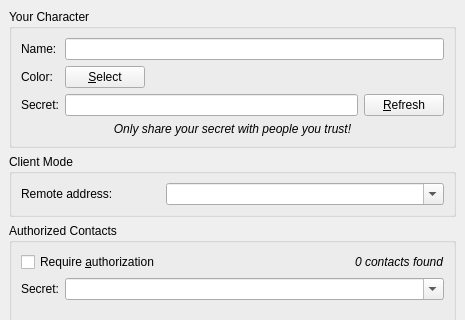
Above: src/preferences/groupmanagerpage.ui from MUME/MMapper before the change; both pictures show x 0 to 465 and y 0 to 320 of the 465 by 784 pixel window. Below: the same form after it.
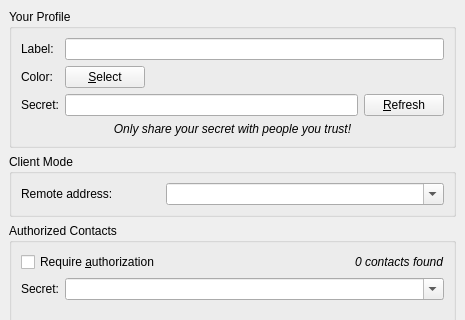
That is the form after the change.

```diff
--- a/src/preferences/groupmanagerpage.ui
+++ b/src/preferences/groupmanagerpage.ui
@@ -32,7 +32,7 @@
    <item>
     <widget class="QGroupBox" name="identitiesGroupBox">
      <property name="title">
-      <string>Your Character</string>
+      <string>Your Profile</string>
      </property>
      <layout class="QGridLayout">
       <item row="6" column="0" colspan="3">
@@ -64,7 +64,7 @@
       <item row="0" column="0">
        <widget class="QLabel" name="label">
         <property name="text">
-         <string>Name:</string>
+         <string>Label:</string>
         </property>
         <property name="buddy">
          <cstring>charName</cstring>
```
